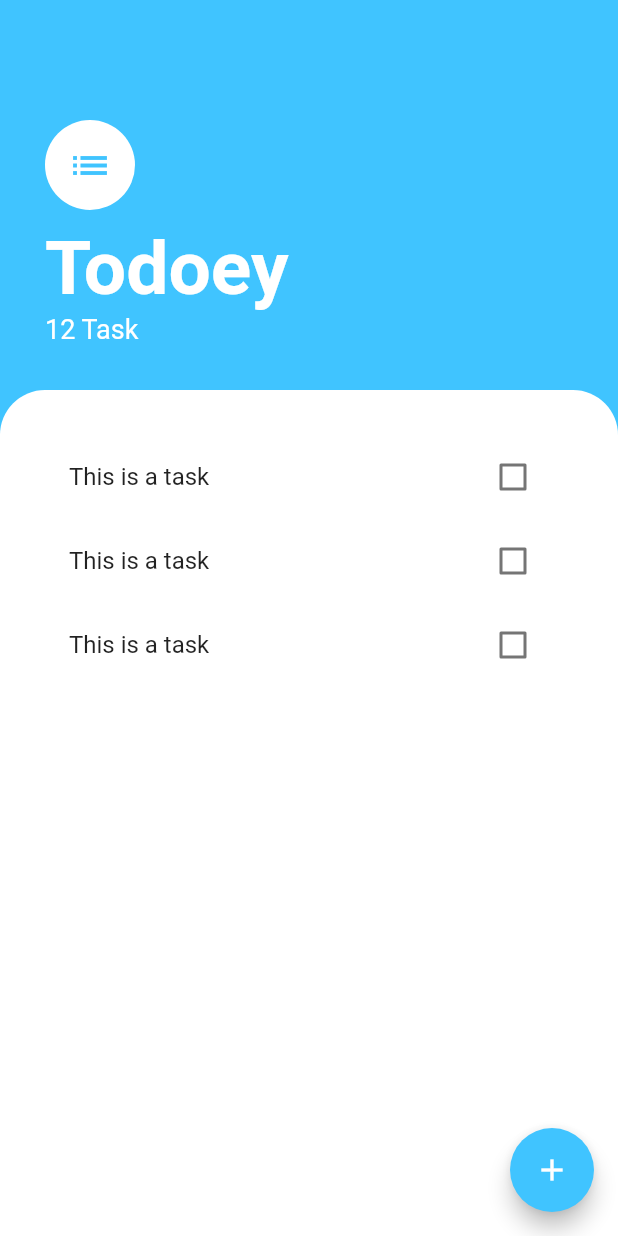
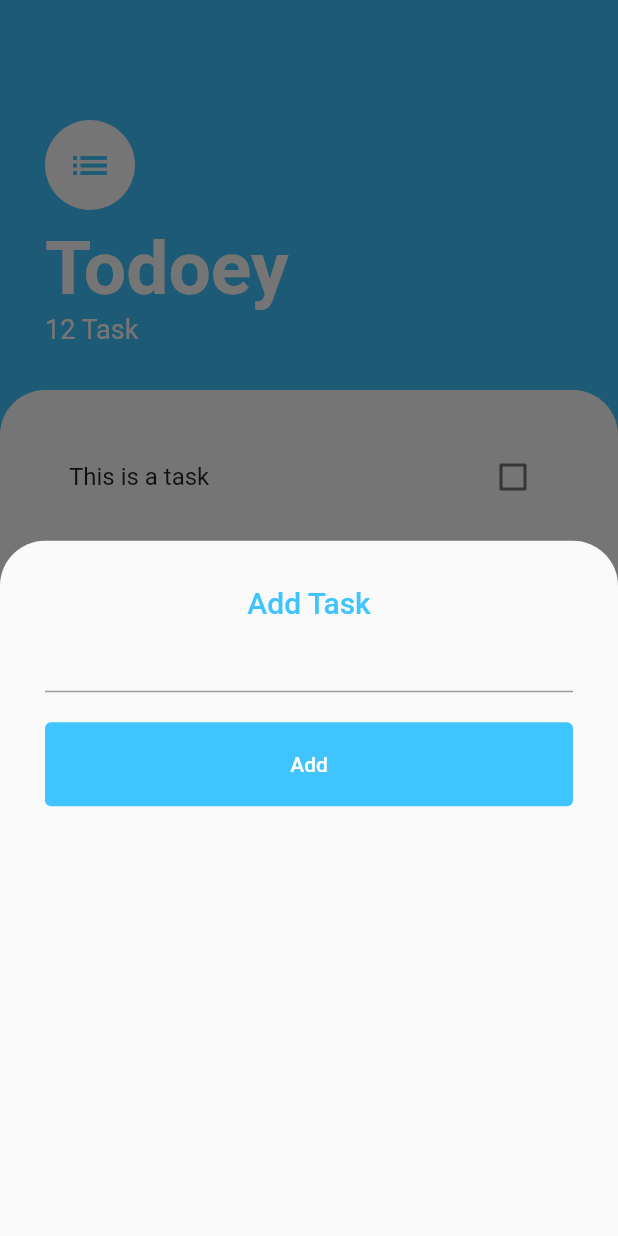
Before and after one commit to RichardCastuera/Todoey, a Flutter app: the screen it shows after launch, after a tap on the "add" icon, on a phone screen of 412 x 824 dp. Run offline on Flutter 3.47's test engine with Material 2 defaults, Android fonts, the phone set to English and light mode, and no system bars.

Commit message:
feat(todoey_app): Styled ShowModalBottomSheet Widget

```diff
--- /dev/null
+++ b/todoey_app/lib/screens/add_task_screen.dart
@@ -0,0 +1,40 @@
+import 'package:flutter/material.dart';
+
+Container addTask() {
+  return Container(
+    padding: EdgeInsets.all(30.0),
+    child: Column(
+      crossAxisAlignment: CrossAxisAlignment.stretch,
+      children: [
+        const Text(
+          'Add Task',
+          textAlign: TextAlign.center,
+          style: TextStyle(
+            fontSize: 20.0,
+            color: Colors.lightBlueAccent,
+            fontWeight: FontWeight.w500,
+          ),
+        ),
+        const TextField(),
+        const SizedBox(
+          height: 20.0,
+        ),
+        TextButton(
+          style: const ButtonStyle(
+            backgroundColor: MaterialStatePropertyAll(Colors.lightBlueAccent),
+            padding: MaterialStatePropertyAll(
+              EdgeInsets.symmetric(vertical: 20.0),
+            ),
+          ),
+          onPressed: () {},
+          child: const Text(
+            'Add',
+            style: TextStyle(
+              color: Colors.white,
+            ),
+          ),
+        ),
+      ],
+    ),
+  );
+}
--- a/todoey_app/lib/screens/task_screen.dart
+++ b/todoey_app/lib/screens/task_screen.dart
@@ -1,6 +1,7 @@
 import 'package:flutter/material.dart';
-import 'package:todoey_app/widgets/task_tile.dart';
+import '../utilities/border_radius.dart';
 import '../widgets/task_list.dart';
+import 'add_task_screen.dart';
 
 class TaskScreen extends StatefulWidget {
   const TaskScreen({Key? key}) : super(key: key);
@@ -15,7 +16,15 @@ class _TaskScreenState extends State<TaskScreen> {
     return Scaffold(
       backgroundColor: Colors.lightBlueAccent,
       floatingActionButton: FloatingActionButton(
-        onPressed: () {},
+        onPressed: () {
+          showModalBottomSheet(
+            shape: RoundedRectangleBorder(
+              borderRadius: buildBorderRadius(),
+            ),
+            context: context,
+            builder: (context) => addTask(),
+          );
+        },
         backgroundColor: Colors.lightBlueAccent,
         child: Icon(Icons.add),
       ),
@@ -66,10 +75,7 @@ class _TaskScreenState extends State<TaskScreen> {
             child: Container(
               decoration: BoxDecoration(
                 color: Colors.white,
-                borderRadius: BorderRadius.only(
-                  topLeft: Radius.circular(30.0),
-                  topRight: Radius.circular(30.0),
-                ),
+                borderRadius: buildBorderRadius(),
               ),
               child: tasksList(),
             ),
--- /dev/null
+++ b/todoey_app/lib/utilities/border_radius.dart
@@ -0,0 +1,8 @@
+import 'package:flutter/material.dart';
+
+BorderRadius buildBorderRadius() {
+  return BorderRadius.only(
+    topLeft: Radius.circular(30.0),
+    topRight: Radius.circular(30.0),
+  );
+}
```
